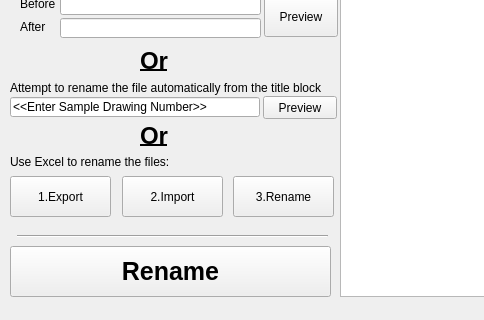
Old version of the form Drawing_Renamer.ui in the repository craig3050/GUI-Test; both pictures show x 0 to 484 and y 263 to 583 of the 934 by 583 pixel window.
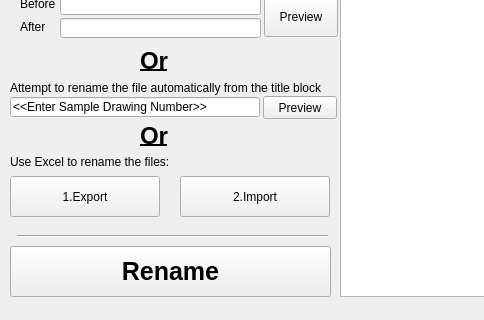
New version of the form.

Commit message:
Completed programme
Compile with pyinstaller with 'pyinstaller -F --noconsole script.py

```diff
--- a/Drawing_Renamer.ui
+++ b/Drawing_Renamer.ui
@@ -374,7 +374,7 @@
      <rect>
       <x>10</x>
       <y>420</y>
-      <width>101</width>
+      <width>150</width>
       <height>41</height>
      </rect>
     </property>
@@ -398,9 +398,9 @@
    <widget class="QPushButton" name="pushButton_enter_excel_export_2">
     <property name="geometry">
      <rect>
-      <x>122</x>
+      <x>180</x>
       <y>420</y>
-      <width>101</width>
+      <width>150</width>
       <height>41</height>
      </rect>
     </property>
@@ -408,19 +408,6 @@
      <string>2.Import</string>
     </property>
    </widget>
-   <widget class="QPushButton" name="pushButton_enter_excel_export_3">
-    <property name="geometry">
-     <rect>
-      <x>233</x>
-      <y>420</y>
-      <width>101</width>
-      <height>41</height>
-     </rect>
-    </property>
-    <property name="text">
-     <string>3.Rename</string>
-    </property>
-   </widget>
   </widget>
   <widget class="QMenuBar" name="menubar">
    <property name="geometry">
```
The commit also changes 1 other file.
